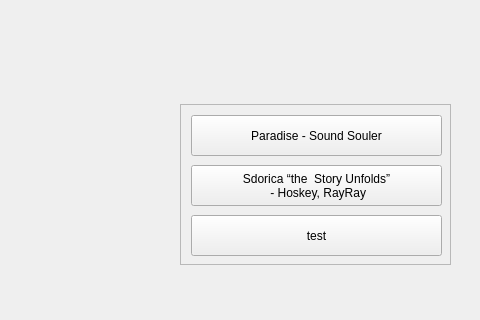
Old version of the form playscene.ui in the repository TwinIsland-CCC/RhythmGame_Project_1_00; both pictures show x 320 to 800 and y 86 to 406 of the 800 by 600 pixel window.
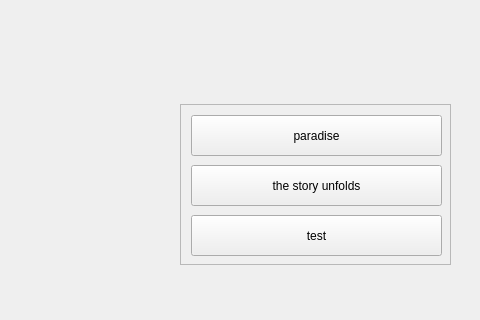
New version of the form. Icons and pictures are not drawn. Custom widgets are drawn as their Qt base class.

What changed in the file:
```diff
--- a/playscene.ui
+++ b/playscene.ui
@@ -90,8 +90,7 @@
        </rect>
       </property>
       <property name="text">
-       <string>Sdorica “the  Story Unfolds”
- - Hoskey, RayRay</string>
+       <string>the story unfolds</string>
       </property>
      </widget>
      <widget class="QToolButton" name="toolButton">
@@ -104,7 +103,7 @@
        </rect>
       </property>
       <property name="text">
-       <string>Paradise - Sound Souler</string>
+       <string>paradise</string>
       </property>
      </widget>
     </widget>
```
